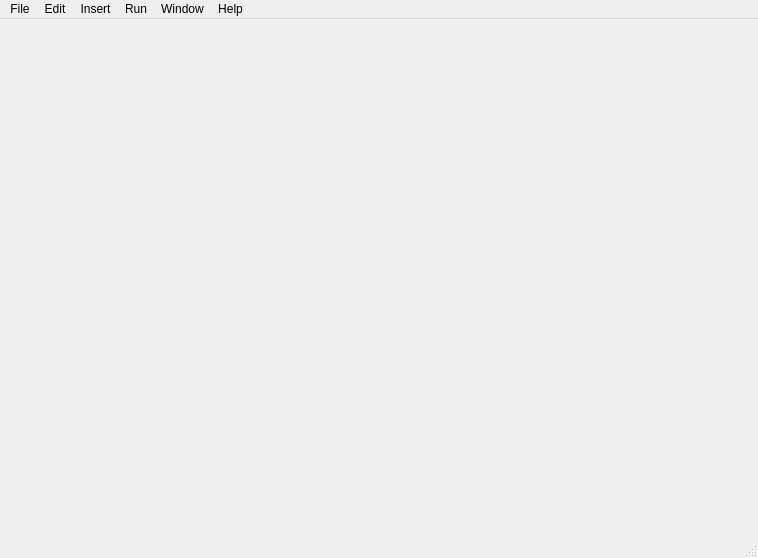
Before: the Qt Designer form src/plugins/coregui/mainwindow.ui in victor-yacovlev/kumir2, drawn with Qt 5.
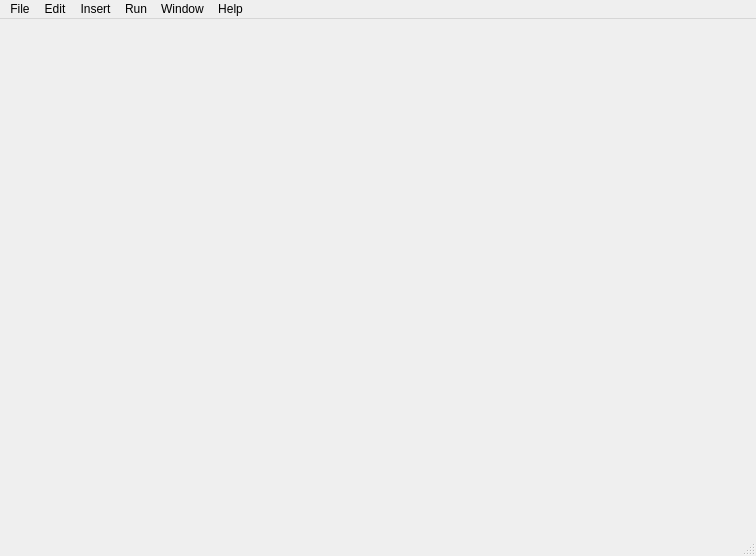
After: the same form once the commit is applied. Custom widgets are drawn as their Qt base class.

```diff
--- a/src/plugins/coregui/mainwindow.ui
+++ b/src/plugins/coregui/mainwindow.ui
@@ -6,8 +6,8 @@
    <rect>
     <x>0</x>
     <y>0</y>
-    <width>758</width>
-    <height>558</height>
+    <width>756</width>
+    <height>556</height>
    </rect>
   </property>
   <property name="windowTitle">
@@ -53,7 +53,7 @@
     <rect>
      <x>0</x>
      <y>0</y>
-     <width>758</width>
+     <width>756</width>
      <height>21</height>
     </rect>
    </property>
```
Left out of the diff: 19 changed lines with no effect on the pictures.
